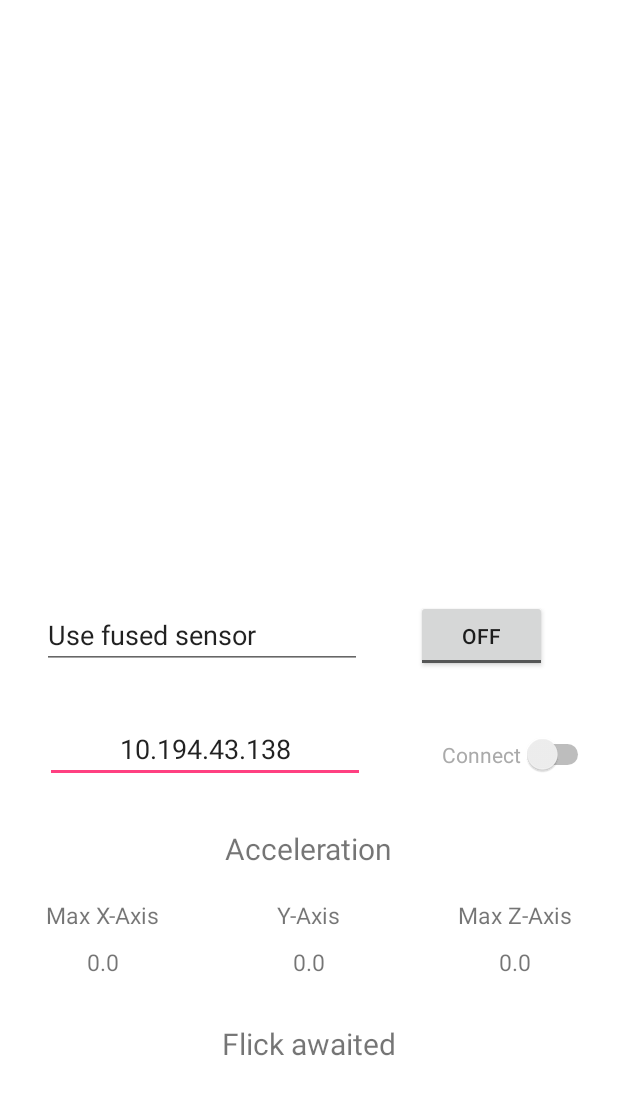
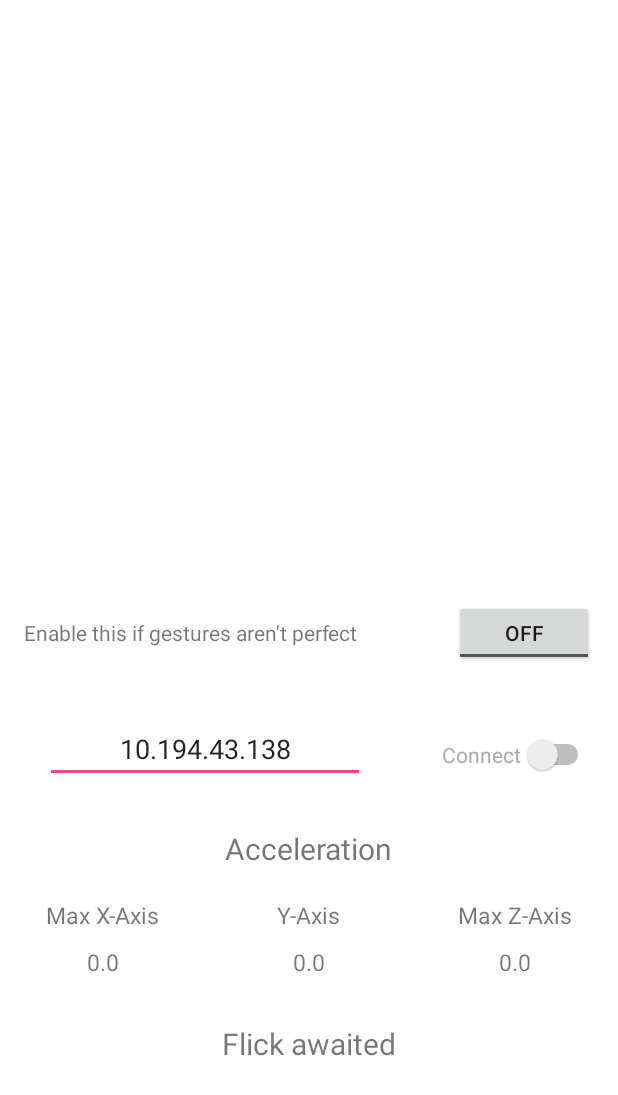
Before and after one commit to mayanksingh2298/shake-to-switch, an Android app: the screen it shows after launch (MainActivity), on a phone screen of 412 x 824 dp. Shown: the top 1095 px of the screen. Run offline under Robolectric (Android 15) with nearby library versions, the phone set to English and light mode, and no system bars.

Commit message:
minor changes in androip app

```diff
--- a/MyApplication/app/src/main/res/layout/activity_main.xml
+++ b/MyApplication/app/src/main/res/layout/activity_main.xml
@@ -149,28 +149,26 @@
         app:layout_constraintBottom_toTopOf="@+id/textView"
         app:layout_constraintEnd_toEndOf="parent" />
 
-    <EditText
-        android:id="@+id/sensor_select"
-        android:layout_width="wrap_content"
-        android:layout_height="wrap_content"
-        android:layout_marginBottom="32dp"
-        android:layout_marginLeft="28dp"
-        android:layout_marginStart="28dp"
-        android:ems="10"
-        android:inputType="textPersonName"
-        android:text="Use fused sensor"
-        app:layout_constraintBottom_toTopOf="@+id/ip"
+    <ToggleButton
+        android:id="@+id/sensor_switch"
+        android:layout_width="93dp"
+        android:layout_height="44dp"
+        android:layout_marginBottom="40dp"
+        android:layout_marginEnd="16dp"
+        android:layout_marginRight="16dp"
+        android:text="ToggleButton"
+        app:layout_constraintBottom_toTopOf="@+id/connect_switch"
+        app:layout_constraintEnd_toEndOf="parent" />
+
+    <TextView
+        android:id="@+id/sensor_change_help"
+        android:layout_width="254dp"
+        android:layout_height="32dp"
+        android:layout_marginBottom="40dp"
+        android:layout_marginLeft="16dp"
+        android:layout_marginStart="16dp"
+        android:text="Enable this if gestures aren't perfect"
+        app:layout_constraintBottom_toTopOf="@+id/connect_switch"
         app:layout_constraintStart_toStartOf="parent" />
 
-    <ToggleButton
-        android:id="@+id/sensor_switch"
-        android:layout_width="87dp"
-        android:layout_height="wrap_content"
-        android:layout_marginBottom="36dp"
-        android:layout_marginLeft="36dp"
-        android:layout_marginStart="36dp"
-        android:text="ToggleButton"
-        app:layout_constraintBottom_toTopOf="@+id/connect_switch"
-        app:layout_constraintStart_toEndOf="@+id/sensor_select" />
-
 </android.support.constraint.ConstraintLayout>
```
Also changed, not shown: MyApplication/app/src/main/java/com/shouryaaggarwal/hp/androidaccelerometerexample/MainActivity.java (+63 -12 lines).
